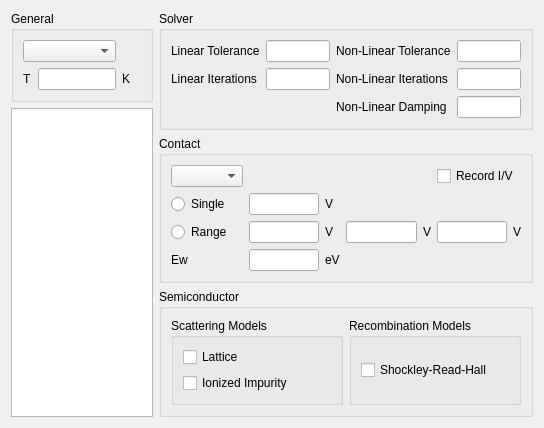
viennamos/viennamos-dev, file modules/ViennaMini/viennaminiform.ui: the form before one commit.
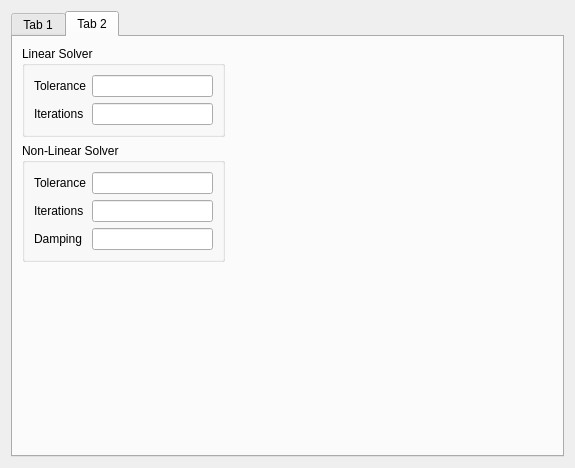
The form after the commit. The open tabs and pages were chosen to show the change.

Commit message: using tabs again: tab 1:setup, tab 2: solver

Diff of the .ui file:
```diff
--- a/modules/ViennaMini/viennaminiform.ui
+++ b/modules/ViennaMini/viennaminiform.ui
@@ -6,18 +6,83 @@
    <rect>
     <x>0</x>
     <y>0</y>
-    <width>544</width>
-    <height>418</height>
+    <width>575</width>
+    <height>468</height>
    </rect>
   </property>
   <property name="windowTitle">
    <string>Form</string>
   </property>
   <layout class="QGridLayout" name="gridLayout">
-   <item row="1" column="0" rowspan="3">
+   <item row="0" column="0">
+    <widget class="QTabWidget" name="tabWidget">
+     <property name="currentIndex">
+      <number>0</number>
+     </property>
+     <widget class="QWidget" name="tab">
+      <attribute name="title">
+       <string>Tab 1</string>
+      </attribute>
+      <layout class="QGridLayout" name="gridLayout_9">
+       <item row="0" column="0">
+        <widget class="QGroupBox" name="groupBoxGeneral">
+         <property name="title">
+          <string>General</string>
+         </property>
+         <layout class="QGridLayout" name="gridLayout_5">
+          <item row="0" column="0" colspan="2">
+           <widget class="QComboBox" name="comboBoxProblem"/>
+          </item>
+          <item row="0" column="3">
+           <spacer name="horizontalSpacer_2">
+            <property name="orientation">
+             <enum>Qt::Horizontal</enum>
+            </property>
+            <property name="sizeHint" stdset="0">
+             <size>
+              <width>40</width>
+              <height>20</height>
+             </size>
+            </property>
+           </spacer>
+          </item>
+          <item row="1" column="0">
+           <widget class="QLabel" name="label_7">
+            <property name="text">
+             <string>T</string>
+            </property>
+           </widget>
+          </item>
+          <item row="1" column="1">
+           <widget class="QLineEdit" name="lineEditTemp"/>
+          </item>
+          <item row="1" column="2">
+           <widget class="QLabel" name="label_2">
+            <property name="text">
+             <string>K</string>
+            </property>
+           </widget>
+          </item>
+          <item row="1" column="3">
+           <spacer name="horizontalSpacer">
+            <property name="orientation">
+             <enum>Qt::Horizontal</enum>
+            </property>
+            <property name="sizeHint" stdset="0">
+             <size>
+              <width>15</width>
+              <height>20</height>
+             </size>
+            </property>
+           </spacer>
+          </item>
+         </layout>
+        </widget>
+       </item>
+       <item row="1" column="0" rowspan="2">
     <widget class="QTableWidget" name="tableWidgetSegmentRoles"/>
    </item>
-   <item row="2" column="1">
+       <item row="1" column="1">
     <widget class="QGroupBox" name="groupBoxContact">
      <property name="title">
       <string>Contact</string>
@@ -146,7 +211,7 @@
      </layout>
     </widget>
    </item>
-   <item row="3" column="1">
+       <item row="2" column="1">
     <widget class="QGroupBox" name="groupBoxSemiconductor">
      <property name="title">
       <string>Semiconductor</string>
@@ -194,118 +259,122 @@
      </layout>
     </widget>
    </item>
-   <item row="0" column="0">
-    <widget class="QGroupBox" name="groupBoxGeneral">
-     <property name="title">
-      <string>General</string>
-     </property>
-     <layout class="QGridLayout" name="gridLayout_5">
-      <item row="0" column="0" colspan="2">
-       <widget class="QComboBox" name="comboBoxProblem"/>
-      </item>
-      <item row="0" column="3">
-       <spacer name="horizontalSpacer_2">
-        <property name="orientation">
-         <enum>Qt::Horizontal</enum>
-        </property>
-        <property name="sizeHint" stdset="0">
-         <size>
-          <width>40</width>
-          <height>20</height>
-         </size>
-        </property>
-       </spacer>
-      </item>
-      <item row="1" column="0">
-       <widget class="QLabel" name="label_7">
-        <property name="text">
-         <string>T</string>
-        </property>
-       </widget>
-      </item>
-      <item row="1" column="1">
-       <widget class="QLineEdit" name="lineEditTemp"/>
-      </item>
-      <item row="1" column="2">
-       <widget class="QLabel" name="label_2">
-        <property name="text">
-         <string>K</string>
-        </property>
-       </widget>
-      </item>
-      <item row="1" column="3">
-       <spacer name="horizontalSpacer">
-        <property name="orientation">
-         <enum>Qt::Horizontal</enum>
-        </property>
-        <property name="sizeHint" stdset="0">
-         <size>
-          <width>15</width>
-          <height>20</height>
-         </size>
-        </property>
-       </spacer>
-      </item>
-     </layout>
-    </widget>
-   </item>
-   <item row="0" column="1" rowspan="2">
+      </layout>
+     </widget>
+     <widget class="QWidget" name="tab_2">
+      <attribute name="title">
+       <string>Tab 2</string>
+      </attribute>
+      <layout class="QGridLayout" name="gridLayout_6">
+       <item row="0" column="0">
     <widget class="QGroupBox" name="groupBoxSolver">
      <property name="title">
-      <string>Solver</string>
+          <string>Linear Solver</string>
      </property>
      <layout class="QGridLayout" name="gridLayout_3">
       <item row="1" column="1">
        <widget class="QLineEdit" name="lineEditLinSolveIterations"/>
       </item>
-      <item row="1" column="3">
-       <widget class="QLineEdit" name="lineEditNonLinSolveIterations"/>
-      </item>
-      <item row="2" column="2">
-       <widget class="QLabel" name="label_14">
-        <property name="text">
-         <string>Non-Linear Damping</string>
-        </property>
-       </widget>
-      </item>
       <item row="0" column="0">
        <widget class="QLabel" name="label_10">
         <property name="text">
-         <string>Linear Tolerance</string>
+             <string>Tolerance</string>
         </property>
        </widget>
       </item>
       <item row="1" column="0">
        <widget class="QLabel" name="label_11">
         <property name="text">
-         <string>Linear Iterations</string>
+             <string>Iterations</string>
         </property>
        </widget>
       </item>
       <item row="0" column="1">
        <widget class="QLineEdit" name="lineEditLinSolveTol"/>
       </item>
-      <item row="0" column="3">
-       <widget class="QLineEdit" name="lineEditNonLinSolveTol"/>
-      </item>
-      <item row="2" column="3">
-       <widget class="QLineEdit" name="lineEditNonLinSolveDamping"/>
-      </item>
-      <item row="0" column="2">
+         </layout>
+        </widget>
+       </item>
+       <item row="0" column="1">
+        <spacer name="horizontalSpacer_8">
+         <property name="orientation">
+          <enum>Qt::Horizontal</enum>
+         </property>
+         <property name="sizeHint" stdset="0">
+          <size>
+           <width>328</width>
+           <height>20</height>
+          </size>
+         </property>
+        </spacer>
+       </item>
+       <item row="1" column="0">
+        <widget class="QGroupBox" name="groupBox">
+         <property name="title">
+          <string>Non-Linear Solver</string>
+         </property>
+         <layout class="QGridLayout" name="gridLayout_4">
+          <item row="0" column="0">
        <widget class="QLabel" name="label_12">
         <property name="text">
-         <string>Non-Linear Tolerance</string>
+             <string>Tolerance</string>
         </property>
        </widget>
       </item>
-      <item row="1" column="2">
+          <item row="0" column="1">
+           <widget class="QLineEdit" name="lineEditNonLinSolveTol"/>
+          </item>
+          <item row="1" column="0">
        <widget class="QLabel" name="label_13">
         <property name="text">
-         <string>Non-Linear Iterations</string>
+             <string>Iterations</string>
         </property>
        </widget>
       </item>
-     </layout>
+          <item row="1" column="1">
+           <widget class="QLineEdit" name="lineEditNonLinSolveIterations"/>
+          </item>
+          <item row="2" column="0">
+           <widget class="QLabel" name="label_14">
+            <property name="text">
+             <string>Damping</string>
+            </property>
+           </widget>
+          </item>
+          <item row="2" column="1">
+           <widget class="QLineEdit" name="lineEditNonLinSolveDamping"/>
+          </item>
+         </layout>
+        </widget>
+       </item>
+       <item row="1" column="1">
+        <spacer name="horizontalSpacer_7">
+         <property name="orientation">
+          <enum>Qt::Horizontal</enum>
+         </property>
+         <property name="sizeHint" stdset="0">
+          <size>
+           <width>328</width>
+           <height>20</height>
+          </size>
+         </property>
+        </spacer>
+       </item>
+       <item row="2" column="0">
+        <spacer name="verticalSpacer">
+         <property name="orientation">
+          <enum>Qt::Vertical</enum>
+         </property>
+         <property name="sizeHint" stdset="0">
+          <size>
+           <width>20</width>
+           <height>186</height>
+          </size>
+         </property>
+        </spacer>
+       </item>
+      </layout>
+     </widget>
     </widget>
    </item>
   </layout>
```
Lines whose indentation alone changed are shown as unchanged. The commit also changes 1 other file.
